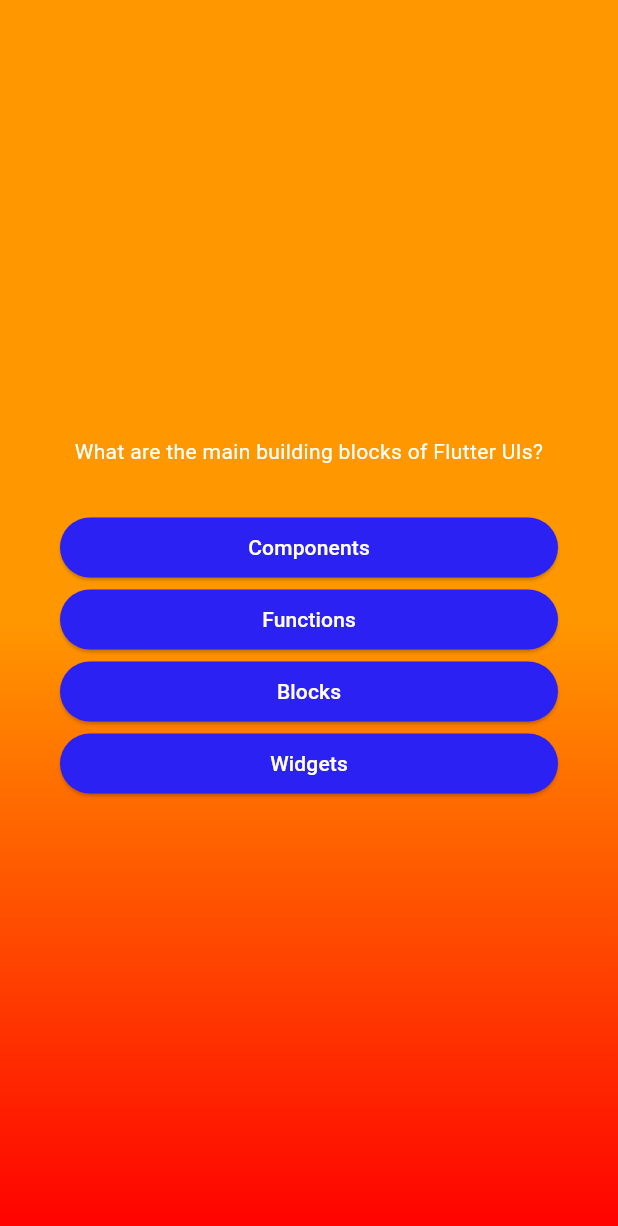
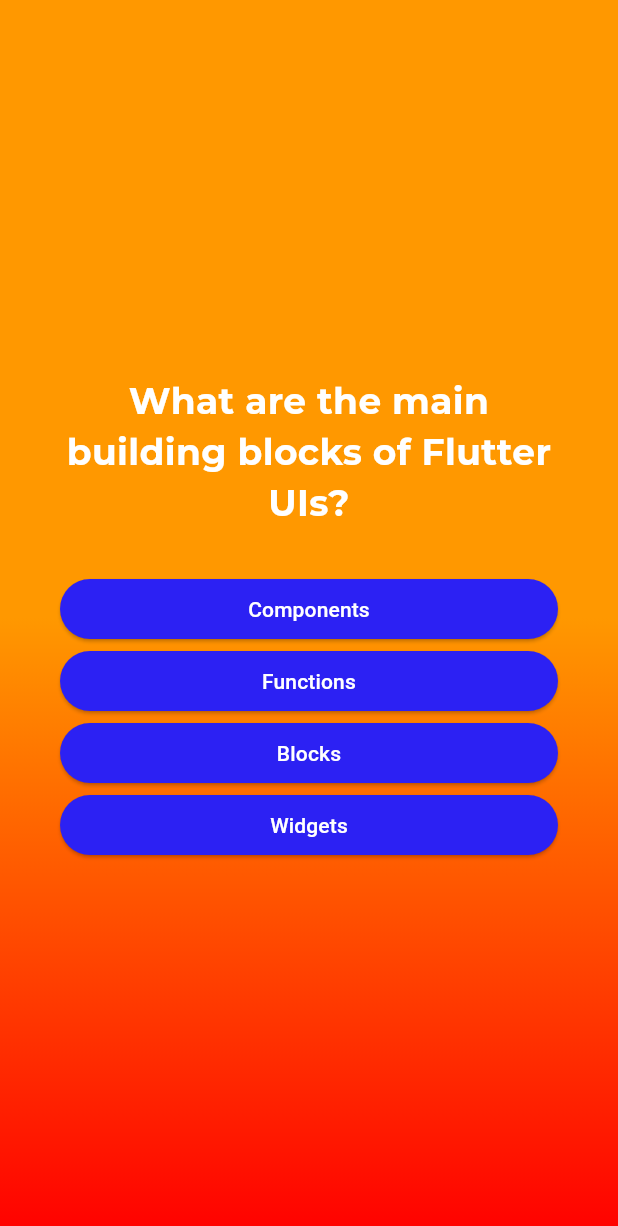
Before and after one commit to weitecklee/quiz_app, a Flutter app: the screen it shows after launch, after a tap on "Start Quiz", on a phone screen of 412 x 824 dp. Shown: the top 1226 px of the screen. Run offline on Flutter 3.47's test engine with Material 3 defaults, Android fonts, the phone set to English and light mode, and no system bars; our stand-ins replace google_fonts.

Commit message:
iterate through questions list, add styling and google fonts

```diff
--- a/lib/answer_button.dart
+++ b/lib/answer_button.dart
@@ -16,7 +16,10 @@ class AnswerButton extends StatelessWidget {
         foregroundColor: Colors.white,
         shape: RoundedRectangleBorder(borderRadius: BorderRadius.circular(40)),
       ),
-      child: Text(answerText),
+      child: Text(
+        answerText,
+        textAlign: TextAlign.center,
+      ),
     );
   }
 }
--- a/lib/questions_screen.dart
+++ b/lib/questions_screen.dart
@@ -1,4 +1,5 @@
 import 'package:flutter/material.dart';
+import 'package:google_fonts/google_fonts.dart';
 import 'package:quiz_app/answer_button.dart';
 import 'package:quiz_app/data/questions.dart';
 
@@ -10,9 +11,17 @@ class QuestionsScreen extends StatefulWidget {
 }
 
 class _QuestionsScreenState extends State<QuestionsScreen> {
+  var currentQuestionIndex = 0;
+
+  void answerQuestion() {
+    setState(() {
+      currentQuestionIndex++;
+    });
+  }
+
   @override
   Widget build(BuildContext context) {
-    final currentQuestion = questions[0];
+    final currentQuestion = questions[currentQuestionIndex];
     return SizedBox(
       width: double.infinity,
       child: Container(
@@ -23,15 +32,17 @@ class _QuestionsScreenState extends State<QuestionsScreen> {
           children: [
             Text(
               currentQuestion.text,
-              style: const TextStyle(
+              style: GoogleFonts.montserrat(
                 color: Colors.white,
+                fontSize: 24,
+                fontWeight: FontWeight.bold,
               ),
               textAlign: TextAlign.center,
             ),
             const SizedBox(height: 30),
             ...currentQuestion
                 .getShuffledAnswers()
-                .map((answer) => AnswerButton(answer, () {}))
+                .map((answer) => AnswerButton(answer, answerQuestion))
           ],
         ),
       ),
--- a/pubspec.yaml
+++ b/pubspec.yaml
@@ -34,6 +34,7 @@ dependencies:
   # The following adds the Cupertino Icons font to your application.
   # Use with the CupertinoIcons class for iOS style icons.
   cupertino_icons: ^1.0.6
+  google_fonts: ^6.2.1
 
 dev_dependencies:
   flutter_test:
```
Also changed, not shown: 6 other files.
